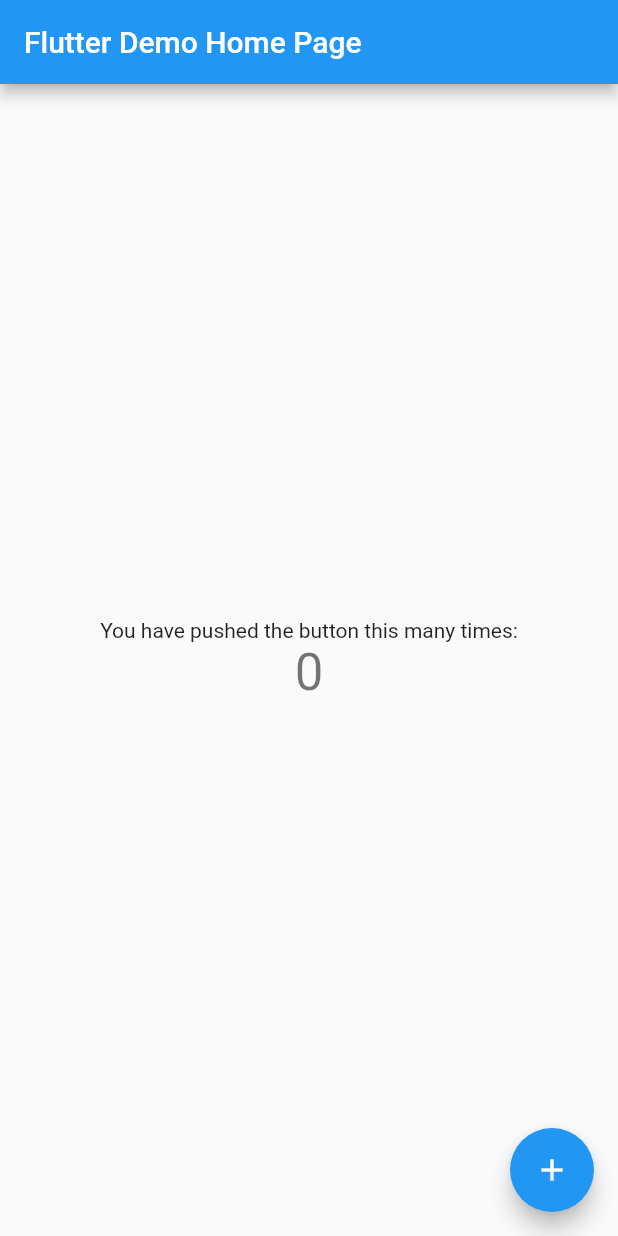
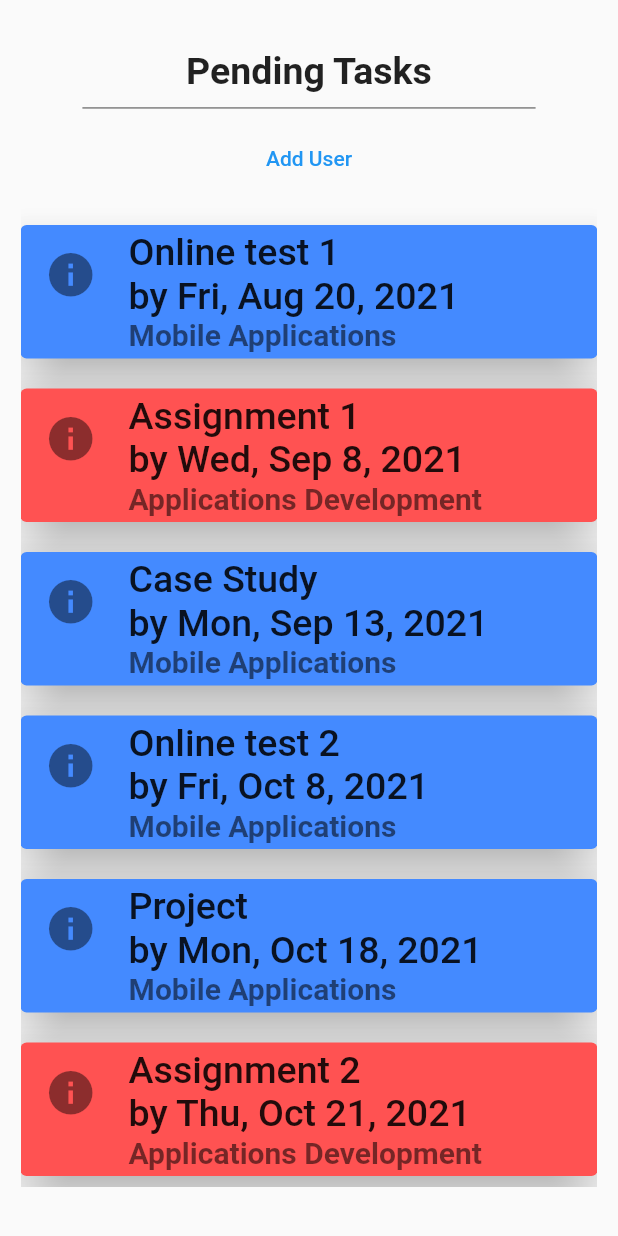
Before and after one commit to amaan-0331/crispy_doodle, a Flutter app: the screen it shows after launch, on a phone screen of 412 x 824 dp. Run offline on Flutter 3.47's test engine with Material 2 defaults, Android fonts, the phone set to English and light mode, and no system bars; our stand-ins replace cloud_firestore, firebase_core; accounts and stored records are empty.

Commit message:
feat(multi) commit 1

```diff
--- /dev/null
+++ b/crispy-doodle-default-rtdb-export.json
@@ -0,0 +1,50 @@
+{
+  "tasks": {
+    "id": "file",
+    "value": "File",
+    "taskItem": [
+      {
+        "taskName": "'Assignment 1'",
+        "taskDeadline": "DateTime(2021, 9, 8)",
+        "taskSubject": "'Applications Development'",
+        "unitColor": "Colors.redAccent"
+      },
+      {
+        "taskName": "'Assignment 2'",
+        "taskDeadline": "DateTime(2021, 10, 21)",
+        "unitColor": "Colors.redAccent",
+        "taskSubject": "'Applications Development'"
+      },
+      {
+        "taskName": "'Video Reflection'",
+        "unitColor": "Colors.redAccent",
+        "taskDeadline": "DateTime(2021, 10, 27)",
+        "taskSubject": "'Applications Development'"
+      },
+      {
+        "taskName": "'Online test 1'",
+        "unitColor": "Colors.blueAccent",
+        "taskDeadline": "DateTime(2021, 8, 20)",
+        "taskSubject": "'Mobile Applications'"
+      },
+      {
+        "taskName": "'Online test 2'",
+        "unitColor": "Colors.blueAccent",
+        "taskDeadline": "DateTime(2021, 10, 8)",
+        "taskSubject": "'Mobile Applications'"
+      },
+      {
+        "taskName": "'Case Study'",
+        "unitColor": "Colors.blueAccent",
+        "taskDeadline": "DateTime(2021, 9, 13)",
+        "taskSubject": "'Mobile Applications'"
+      },
+      {
+        "taskName": "'Project'",
+        "unitColor": "Colors.blueAccent",
+        "taskDeadline": "DateTime(2021, 10, 18)",
+        "taskSubject": "'Mobile Applications'"
+      }
+    ]
+  }
+}
--- a/lib/main.dart
+++ b/lib/main.dart
@@ -1,6 +1,10 @@
+import 'package:crispy_doodle/screens/pending_tasks.dart';
+import 'package:firebase_core/firebase_core.dart';
 import 'package:flutter/material.dart';
 
-void main() {
+Future<void> main() async {
+  WidgetsFlutterBinding.ensureInitialized();
+  await Firebase.initializeApp();
   runApp(MyApp());
 }
 
@@ -11,103 +15,9 @@ class MyApp extends StatelessWidget {
     return MaterialApp(
       title: 'Flutter Demo',
       theme: ThemeData(
-        // This is the theme of your application.
-        //
-        // Try running your application with "flutter run". You'll see the
-        // application has a blue toolbar. Then, without quitting the app, try
-        // changing the primarySwatch below to Colors.green and then invoke
-        // "hot reload" (press "r" in the console where you ran "flutter run",
-        // or simply save your changes to "hot reload" in a Flutter IDE).
-        // Notice that the counter didn't reset back to zero; the application
-        // is not restarted.
         primarySwatch: Colors.blue,
       ),
-      home: MyHomePage(title: 'Flutter Demo Home Page'),
+      home: PendingTasks(),
     );
   }
 }
-
-class MyHomePage extends StatefulWidget {
-  MyHomePage({Key? key, required this.title}) : super(key: key);
-
-  // This widget is the home page of your application. It is stateful, meaning
-  // that it has a State object (defined below) that contains fields that affect
-  // how it looks.
-
-  // This class is the configuration for the state. It holds the values (in this
-  // case the title) provided by the parent (in this case the App widget) and
-  // used by the build method of the State. Fields in a Widget subclass are
-  // always marked "final".
-
-  final String title;
-
-  @override
-  _MyHomePageState createState() => _MyHomePageState();
-}
-
-class _MyHomePageState extends State<MyHomePage> {
-  int _counter = 0;
-
-  void _incrementCounter() {
-    setState(() {
-      // This call to setState tells the Flutter framework that something has
-      // changed in this State, which causes it to rerun the build method below
-      // so that the display can reflect the updated values. If we changed
-      // _counter without calling setState(), then the build method would not be
-      // called again, and so nothing would appear to happen.
-      _counter++;
-    });
-  }
-
-  @override
-  Widget build(BuildContext context) {
-    // This method is rerun every time setState is called, for instance as done
-    // by the _incrementCounter method above.
-    //
-    // The Flutter framework has been optimized to make rerunning build methods
-    // fast, so that you can just rebuild anything that needs updating rather
-    // than having to individually change instances of widgets.
-    return Scaffold(
-      appBar: AppBar(
-        // Here we take the value from the MyHomePage object that was created by
-        // the App.build method, and use it to set our appbar title.
-        title: Text(widget.title),
-      ),
-      body: Center(
-        // Center is a layout widget. It takes a single child and positions it
-        // in the middle of the parent.
-        child: Column(
-          // Column is also a layout widget. It takes a list of children and
-          // arranges them vertically. By default, it sizes itself to fit its
-          // children horizontally, and tries to be as tall as its parent.
-          //
-          // Invoke "debug painting" (press "p" in the console, choose the
-          // "Toggle Debug Paint" action from the Flutter Inspector in Android
-          // Studio, or the "Toggle Debug Paint" command in Visual Studio Code)
-          // to see the wireframe for each widget.
-          //
-          // Column has various properties to control how it sizes itself and
-          // how it positions its children. Here we use mainAxisAlignment to
-          // center the children vertically; the main axis here is the vertical
-          // axis because Columns are vertical (the cross axis would be
-          // horizontal).
-          mainAxisAlignment: MainAxisAlignment.center,
-          children: <Widget>[
-            Text(
-              'You have pushed the button this many times:',
-            ),
-            Text(
-              '$_counter',
-              style: Theme.of(context).textTheme.headline4,
-            ),
-          ],
-        ),
-      ),
-      floatingActionButton: FloatingActionButton(
-        onPressed: _incrementCounter,
-        tooltip: 'Increment',
-        child: Icon(Icons.add),
-      ), // This trailing comma makes auto-formatting nicer for build methods.
-    );
-  }
-}
--- /dev/null
+++ b/lib/models/taskModel.dart
@@ -0,0 +1,87 @@
+import 'package:cloud_firestore/cloud_firestore.dart';
+import 'package:flutter/material.dart';
+import 'package:firebase_core/firebase_core.dart';
+
+class TaskItem {
+  String taskName;
+  String taskSubject;
+  DateTime taskDeadline;
+  Color unitColor;
+
+  TaskItem(
+      {required this.taskName,
+      required this.taskDeadline,
+      required this.taskSubject,
+      required this.unitColor});
+}
+
+List<TaskItem> sampleTasks = [
+  TaskItem(
+      taskName: 'Assignment 1',
+      taskDeadline: DateTime(2021, 9, 8),
+      taskSubject: 'Applications Development',
+      unitColor: Colors.redAccent),
+  TaskItem(
+      taskName: 'Assignment 2',
+      taskDeadline: DateTime(2021, 10, 21),
+      unitColor: Colors.redAccent,
+      taskSubject: 'Applications Development'),
+  TaskItem(
+      taskName: 'Video Reflection',
+      unitColor: Colors.redAccent,
+      taskDeadline: DateTime(2021, 10, 27),
+      taskSubject: 'Applications Development'),
+  TaskItem(
+      taskName: 'Online test 1',
+      unitColor: Colors.blueAccent,
+      taskDeadline: DateTime(2021, 8, 20),
+      taskSubject: 'Mobile Applications'),
+  TaskItem(
+      taskName: 'Online test 2',
+      unitColor: Colors.blueAccent,
+      taskDeadline: DateTime(2021, 10, 8),
+      taskSubject: 'Mobile Applications'),
+  TaskItem(
+      taskName: 'Case Study',
+      unitColor: Colors.blueAccent,
+      taskDeadline: DateTime(2021, 9, 13),
+      taskSubject: 'Mobile Applications'),
+  TaskItem(
+      taskName: 'Project',
+      unitColor: Colors.blueAccent,
+      taskDeadline: DateTime(2021, 10, 18),
+      taskSubject: 'Mobile Applications'),
+];
+
+class AddUser extends StatelessWidget {
+  final String fullName;
+  final String company;
+  final int age;
+
+  AddUser(this.fullName, this.company, this.age);
+
+  @override
+  Widget build(BuildContext context) {
+    // Create a CollectionReference called users that references the firestore collection
+    CollectionReference users = FirebaseFirestore.instance.collection('users');
+
+    Future<void> addUser() {
+      // Call the user's CollectionReference to add a new user
+      return users
+          .add({
+            'full_name': fullName, // John Doe
+            'company': company, // Stokes and Sons
+            'age': age // 42
+          })
+          .then((value) => print("User Added"))
+          .catchError((error) => print("Failed to add user: $error"));
+    }
+
+    return TextButton(
+      onPressed: addUser,
+      child: Text(
+        "Add User",
+      ),
+    );
+  }
+}
--- /dev/null
+++ b/lib/screens/pending_tasks.dart
@@ -0,0 +1,93 @@
+import 'package:crispy_doodle/models/taskModel.dart';
+import 'package:flutter/material.dart';
+import 'package:intl/intl.dart';
+
+class PendingTasks extends StatefulWidget {
+  PendingTasks({Key? key}) : super(key: key);
+
+  @override
+  _PendingTasksState createState() => _PendingTasksState();
+}
+
+class _PendingTasksState extends State<PendingTasks> {
+  @override
+  Widget build(BuildContext context) {
+    var size = MediaQuery.of(context).size;
+    List sortedList = sampleTasks;
+    sortedList.sort((a, b) => a.taskDeadline.compareTo(b.taskDeadline));
+    return SafeArea(
+      child: Scaffold(
+        body: Container(
+          padding: EdgeInsets.symmetric(
+              vertical: size.height / 25, horizontal: size.width / 30),
+          width: size.width,
+          child: Column(
+            mainAxisAlignment: MainAxisAlignment.start,
+            crossAxisAlignment: CrossAxisAlignment.center,
+            children: [
+              Text(
+                'Pending Tasks',
+                style: TextStyle(fontSize: 25, fontWeight: FontWeight.bold),
+              ),
+              Divider(
+                height: 20,
+                indent: size.width / 10,
+                endIndent: size.width / 10,
+                color: Colors.grey[800],
+              ),
+              AddUser('Amaan Ansari', 'Corporate', 21),
+              Expanded(
+                child: ListView.builder(
+                    itemCount: sampleTasks.length,
+                    itemBuilder: (context, index) {
+                      return TaskComponent(
+                        color: sortedList[index].unitColor,
+                        name: sortedList[index].taskName,
+                        deadline: sortedList[index].taskDeadline,
+                        unit: sortedList[index].taskSubject,
+                      );
+                    }),
+              )
+            ],
+          ),
+        ),
+      ),
+    );
+  }
+}
+
+class TaskComponent extends StatelessWidget {
+  const TaskComponent(
+      {Key? key,
+      required this.deadline,
+      required this.name,
+      required this.unit,
+      required this.color})
+      : super(key: key);
+  final String name;
+  final DateTime deadline;
+  final String unit;
+  final Color color;
+
+  @override
+  Widget build(BuildContext context) {
+    return Card(
+      margin: EdgeInsets.only(top: 20),
+      elevation: 15,
+      color: color,
+      borderOnForeground: true,
+      child: ListTile(
+        leading: Icon(
+          Icons.info,
+          size: 35,
+        ),
+        title: Text(
+            '$name \nby ${DateFormat('EEE, MMM d, ' 'yyyy').format(deadline)}',
+            style: TextStyle(fontSize: 25, fontWeight: FontWeight.w500)),
+        subtitle: Text(unit,
+            style: TextStyle(fontSize: 20, fontWeight: FontWeight.bold)),
+        isThreeLine: true,
+      ),
+    );
+  }
+}
```
Also changed, not shown: pubspec.yaml (+5 -3 lines), pubspec.lock, 3 other files.
